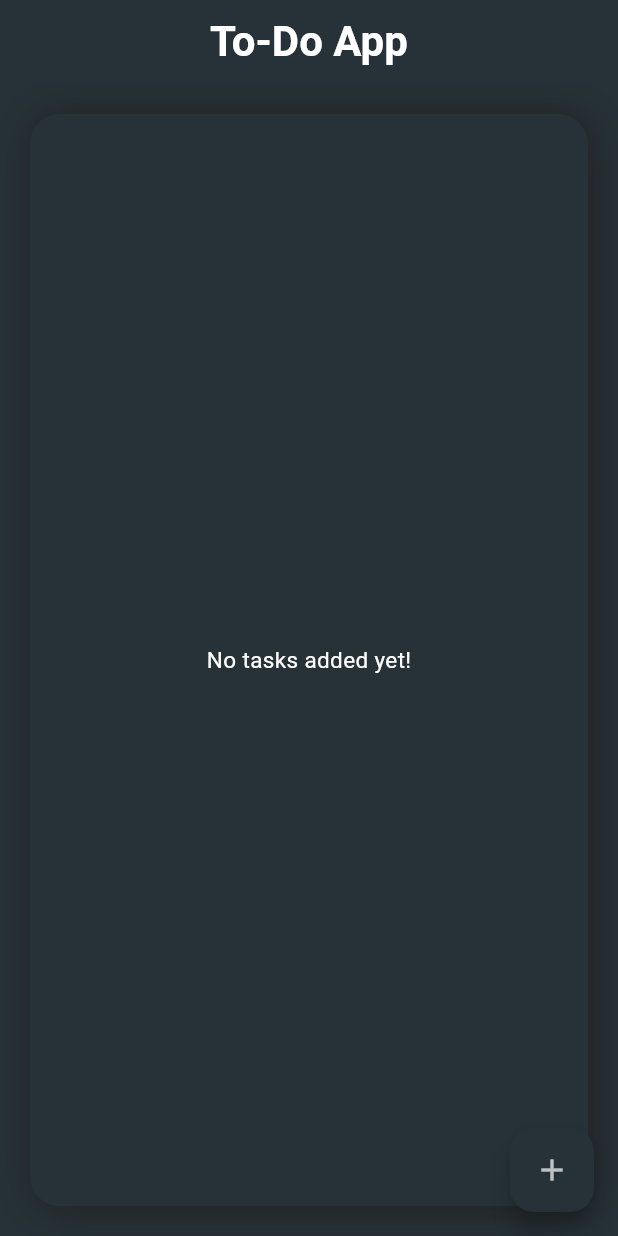
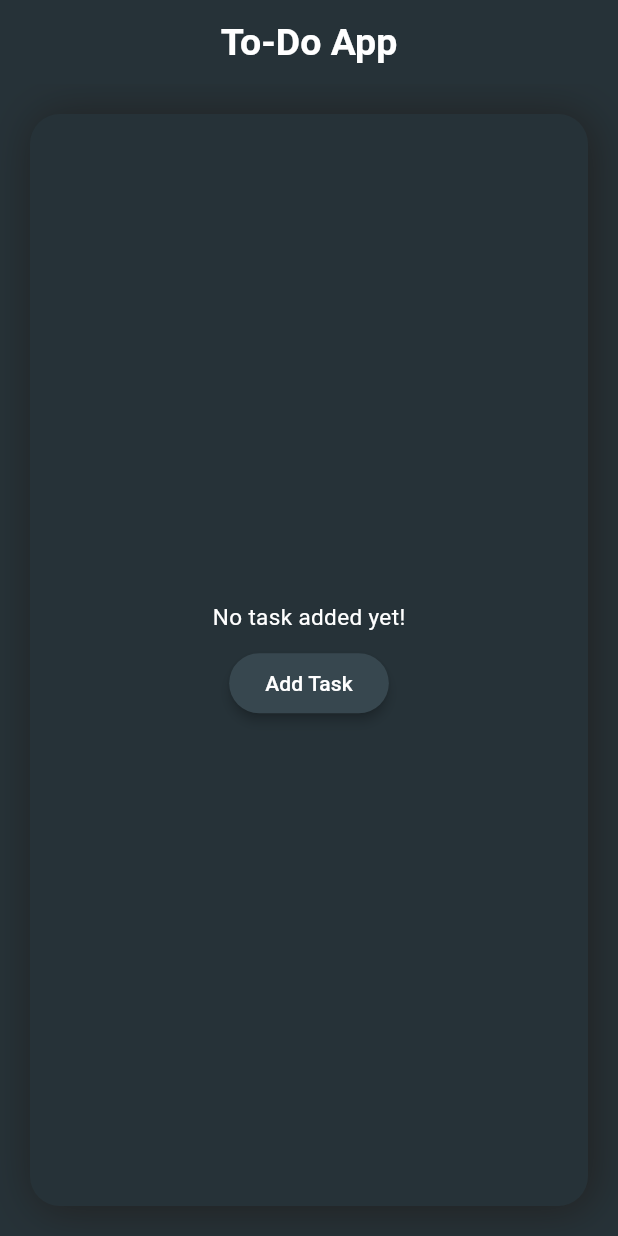
Before and after one commit to sawongam/To-Do-List-App, a Flutter app: the screen it shows after launch, on a phone screen of 412 x 824 dp. Run offline on Flutter 3.47's test engine with Material 3 defaults, Android fonts, the phone set to English and light mode, and no system bars; our stand-ins replace shimmer, sqflite; accounts and stored records are empty.

Commit message:
app finalized

```diff
--- a/lib/home.dart
+++ b/lib/home.dart
@@ -1,5 +1,6 @@
 import 'package:flutter/cupertino.dart';
 import 'package:flutter/material.dart';
+import 'package:shimmer/shimmer.dart';
 import 'package:sqflite/sqflite.dart';
 
 class HomePage extends StatefulWidget {
@@ -11,7 +12,7 @@ class HomePage extends StatefulWidget {
 
 class _HomePageState extends State<HomePage> {
   late Database db;
-  List<Map> tasks = [];
+  late List<Map> tasks = [];
 
   final TextEditingController _taskController = TextEditingController();
 
@@ -26,19 +27,16 @@ class _HomePageState extends State<HomePage> {
     return Scaffold(
       appBar: AppBar(
         centerTitle: true,
-        title: InkWell(
-            onTap: () {
-              deleteAllData();
-            },
-            child: const Text('To-Do App')),
+        title: const Text('To-Do App'),
         backgroundColor: Colors.blueGrey[900],
         titleTextStyle: const TextStyle(
           color: Colors.white,
-          fontSize: 28,
+          fontSize: 25,
           fontWeight: FontWeight.bold,
         ),
       ),
-      floatingActionButton: FloatingActionButton(
+      floatingActionButton: tasks.isNotEmpty
+          ? FloatingActionButton(
               onPressed: () {
                 showDialog(
                     context: context,
@@ -71,8 +69,9 @@ class _HomePageState extends State<HomePage> {
                           Center(
                             child: ElevatedButton(
                               onPressed: () {
+                                Navigator.pop(context);
                                 insertData(_taskController.text);
-                          Navigator.pop(context);
+                                _taskController.clear();
                               },
                               style: ElevatedButton.styleFrom(
                                 backgroundColor: Colors.white24,
@@ -86,15 +85,16 @@ class _HomePageState extends State<HomePage> {
                       );
                     });
               },
+              backgroundColor: Colors.blueGrey[800],
+              elevation: 7,
               child: const Icon(
                 Icons.add,
                 color: Colors.white70,
               ),
-        backgroundColor: Colors.blueGrey[900],
-        elevation: 7,
-      ),
+            )
+          : null,
       body: Padding(
-        padding: EdgeInsets.all(20.0),
+        padding: const EdgeInsets.all(20.0),
         child: Container(
           decoration: BoxDecoration(
             color: Colors.blueGrey[900],
@@ -104,11 +104,15 @@ class _HomePageState extends State<HomePage> {
                 color: Colors.grey[900]!,
                 blurRadius: 25,
                 spreadRadius: 1,
-                offset: Offset(3, 2),
+                offset: const Offset(3, 2),
               ),
             ],
           ),
-          child: tasks.isNotEmpty
+          child: FutureBuilder(
+            future: readInitialData(),
+            builder: (context, snapshot) {
+              if (snapshot.hasData) {
+                return tasks.isNotEmpty
                     ? ListView.builder(
                         shrinkWrap: true,
                         itemCount: tasks.length,
@@ -129,7 +133,9 @@ class _HomePageState extends State<HomePage> {
                                   child: Container(
                                     height: 35,
                                     width: 5,
-                              color: Colors.green,
+                                    color: isDoneBool
+                                        ? Colors.green
+                                        : Colors.orange,
                                   ),
                                 ),
                                 title: Text(
@@ -137,15 +143,17 @@ class _HomePageState extends State<HomePage> {
                                   style: !isDoneBool
                                       ? const TextStyle(
                                           color: Colors.white,
-                                    fontSize: 18,
+                                          fontSize: 15,
                                           fontWeight: FontWeight.bold,
                                         )
                                       : const TextStyle(
                                           color: Colors.white,
-                                    fontSize: 18,
+                                          fontSize: 15,
                                           fontWeight: FontWeight.bold,
-                                    decoration: TextDecoration.lineThrough,
-                                    decorationStyle: TextDecorationStyle.solid,
+                                          decoration:
+                                              TextDecoration.lineThrough,
+                                          decorationStyle:
+                                              TextDecorationStyle.solid,
                                           decorationColor: Colors.white,
                                           decorationThickness: 2,
                                         ),
@@ -164,14 +172,97 @@ class _HomePageState extends State<HomePage> {
                             ),
                           );
                         })
-              : const Center(
-                  child: Text(
-                    'No tasks added yet!',
+                    : Center(
+                        child: Column(
+                          mainAxisAlignment: MainAxisAlignment.center,
+                          children: [
+                            const Text(
+                              'No task added yet!',
                               style: TextStyle(
                                 color: Colors.white,
                                 fontSize: 15,
                               ),
                             ),
+                            const SizedBox(
+                              height: 10,
+                            ),
+                            ElevatedButton(
+                              onPressed: () {
+                                showDialog(
+                                    context: context,
+                                    builder: (context) {
+                                      return AlertDialog(
+                                        title: const Text(
+                                          'Add Task',
+                                          textAlign: TextAlign.center,
+                                        ),
+                                        content: TextField(
+                                          controller: _taskController,
+                                          decoration: const InputDecoration(
+                                            hintText: 'Enter your task',
+                                            hintStyle: TextStyle(
+                                                color: Colors.white,
+                                                fontSize: 15,
+                                                fontWeight: FontWeight.normal),
+                                          ),
+                                          style: const TextStyle(
+                                            color: Colors.white,
+                                          ),
+                                        ),
+                                        backgroundColor: Colors.blueGrey[900],
+                                        titleTextStyle: const TextStyle(
+                                          color: Colors.white,
+                                          fontSize: 20,
+                                          fontWeight: FontWeight.bold,
+                                        ),
+                                        actions: [
+                                          Center(
+                                            child: ElevatedButton(
+                                              onPressed: () {
+                                                Navigator.pop(context);
+                                                insertData(
+                                                    _taskController.text);
+                                                _taskController.clear();
+                                              },
+                                              style: ElevatedButton.styleFrom(
+                                                backgroundColor: Colors.white24,
+                                                foregroundColor: Colors.white,
+                                                elevation: 3,
+                                              ),
+                                              child: const Text('Add'),
+                                            ),
+                                          ),
+                                        ],
+                                      );
+                                    });
+                              },
+                              style: ElevatedButton.styleFrom(
+                                backgroundColor: Colors.blueGrey[800],
+                                foregroundColor: Colors.white,
+                                elevation: 3,
+                              ),
+                              child: const Text('Add Task'),
+                            )
+                          ],
+                        ),
+                      );
+              } else {
+                return Shimmer.fromColors(
+                  baseColor: Colors.grey[800]!,
+                  highlightColor: Colors.grey[700]!,
+                  child: ListView.builder(
+                      itemCount: 5,
+                      itemBuilder: (context, index) {
+                        return ListTile(
+                          title: Container(
+                            height: 45,
+                            color: Colors.grey[900],
+                          ),
+                        );
+                      }),
+                );
+              }
+            },
           ),
         ),
       ),
@@ -186,7 +277,15 @@ class _HomePageState extends State<HomePage> {
       await db.execute(
           'CREATE TABLE tasks (id INTEGER PRIMARY KEY, title TEXT, isDone INTEGER)');
     });
+    readInitialData();
     readData();
+  }
+
+  Future<List<Map>> readInitialData() async {
+    List<Map> tempTasks =
+        List<Map>.from(await db.rawQuery('SELECT * FROM tasks'));
+    tempTasks.sort((a, b) => a['isDone'].compareTo(b['isDone']));
+    return tempTasks;
   }
 
   void readData() async {
--- a/lib/main.dart
+++ b/lib/main.dart
@@ -11,7 +11,7 @@ class MyApp extends StatelessWidget {
 
   @override
   Widget build(BuildContext context) {
-    return  MaterialApp(
+    return MaterialApp(
       debugShowCheckedModeBanner: false,
       theme: ThemeData(
         scaffoldBackgroundColor: Colors.blueGrey[900],
--- a/pubspec.yaml
+++ b/pubspec.yaml
@@ -36,6 +36,7 @@ dependencies:
   # Use with the CupertinoIcons class for iOS style icons.
   cupertino_icons: ^1.0.2
   sqflite: ^2.3.2
+  shimmer: ^3.0.0
 
 dev_dependencies:
   flutter_test:
```
Also changed, not shown: pubspec.lock. Lines whose indentation alone changed are shown as unchanged.
